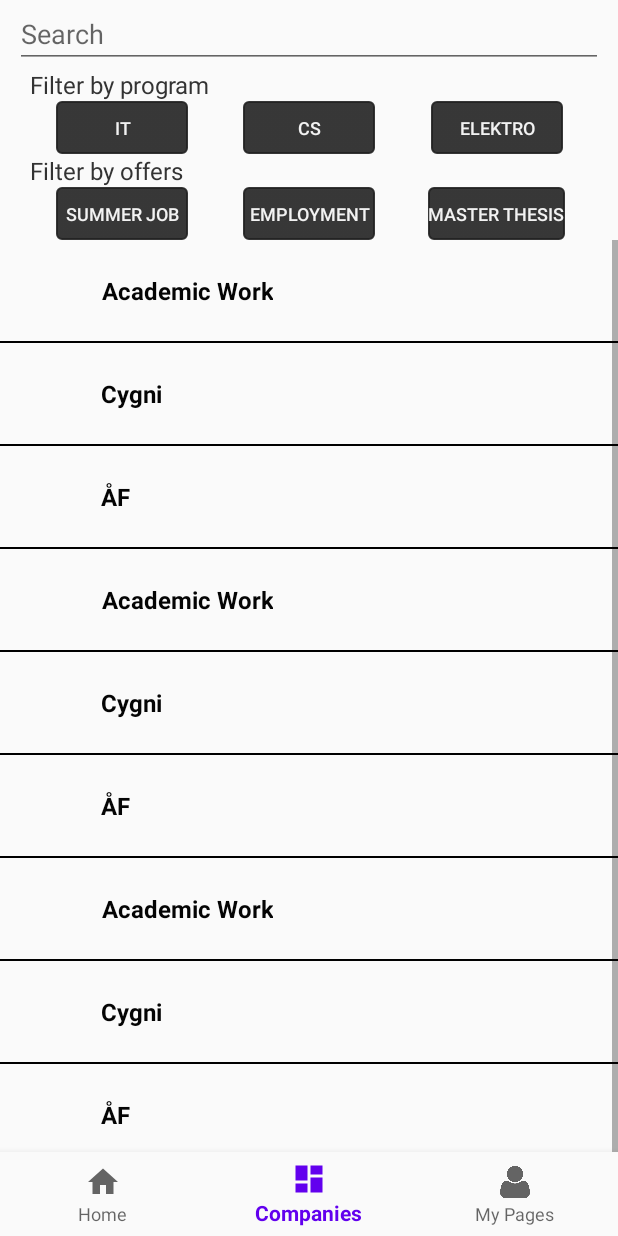
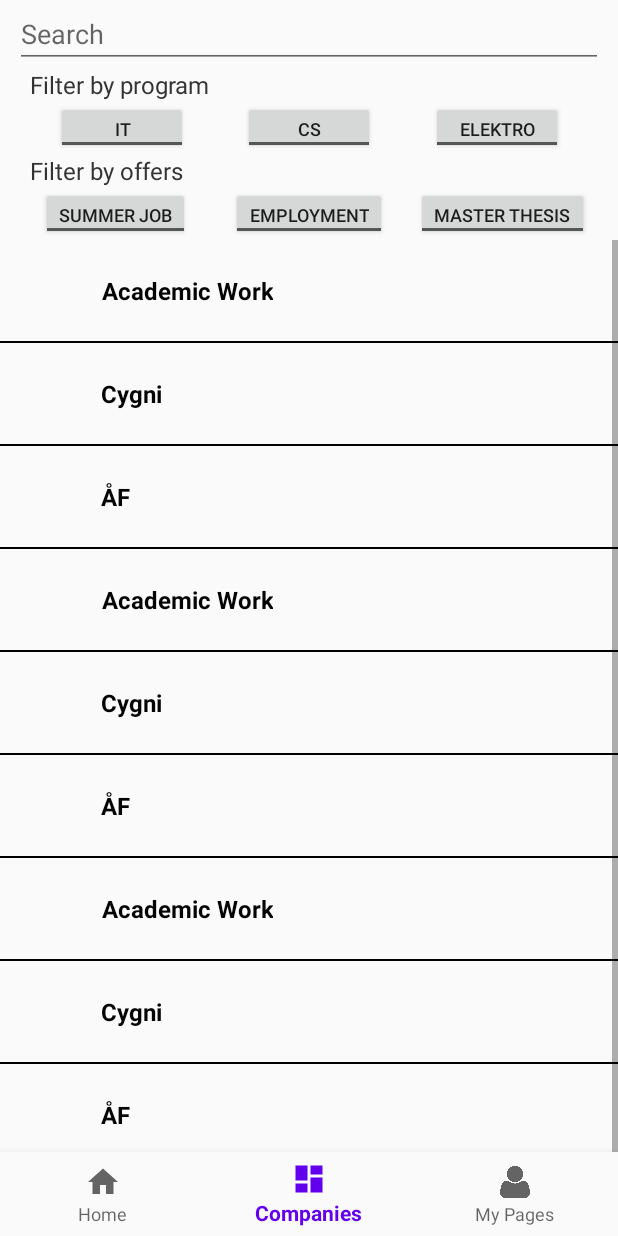
Before and after one commit to MSNMessinger/dat257-Grupp20, an Android app: the screen it shows after launch (MainActivity), item 2 of the bottom bar chosen, on a phone screen of 412 x 824 dp. Run offline under Robolectric (Android 15) with nearby library versions, the phone set to English and light mode, and no system bars; our stand-ins replace navigation-ui.

Commit message:
rmv color btn

```diff
--- a/DateIt/app/src/main/res/layout/fragment_dashboard.xml
+++ b/DateIt/app/src/main/res/layout/fragment_dashboard.xml
@@ -52,10 +52,7 @@
             android:textSize="12sp"
             app:layout_constraintEnd_toStartOf="@+id/toggleD"
             app:layout_constraintStart_toStartOf="parent"
-            app:layout_constraintTop_toBottomOf="@+id/textView7"
-            android:background="@drawable/button_background"
-            android:textColor="@color/TextColorLight"
-            android:textColorLink="@color/TextColorLight"/>
+            app:layout_constraintTop_toBottomOf="@+id/textView7" />
 
         <ToggleButton
             android:id="@+id/toggleSummer"
@@ -67,10 +64,7 @@
             android:textSize="12sp"
             app:layout_constraintEnd_toStartOf="@+id/toggleEmployment"
             app:layout_constraintStart_toStartOf="parent"
-            app:layout_constraintTop_toBottomOf="@+id/textView8"
-            android:background="@drawable/button_background"
-            android:textColor="@color/TextColorLight"
-            android:textColorLink="@color/TextColorLight"/>
+            app:layout_constraintTop_toBottomOf="@+id/textView8" />
 
         <ToggleButton
             android:id="@+id/toggleD"
@@ -82,10 +76,7 @@
             android:textSize="12sp"
             app:layout_constraintEnd_toEndOf="parent"
             app:layout_constraintStart_toStartOf="parent"
-            app:layout_constraintTop_toBottomOf="@+id/textView7"
-            android:background="@drawable/button_background"
-            android:textColor="@color/TextColorLight"
-            android:textColorLink="@color/TextColorLight"/>
+            app:layout_constraintTop_toBottomOf="@+id/textView7" />
 
         <TextView
             android:id="@+id/textView8"
@@ -108,10 +99,7 @@
             android:textSize="12sp"
             app:layout_constraintEnd_toEndOf="parent"
             app:layout_constraintStart_toStartOf="parent"
-            app:layout_constraintTop_toBottomOf="@+id/textView8"
-            android:background="@drawable/button_background"
-            android:textColor="@color/TextColorLight"
-            android:textColorLink="@color/TextColorLight"/>
+            app:layout_constraintTop_toBottomOf="@+id/textView8"/>
 
         <ToggleButton
             android:id="@+id/toggleE"
@@ -123,10 +111,7 @@
             android:textSize="12sp"
             app:layout_constraintEnd_toEndOf="parent"
             app:layout_constraintStart_toEndOf="@+id/toggleD"
-            app:layout_constraintTop_toBottomOf="@+id/textView7"
-            android:background="@drawable/button_background"
-            android:textColor="@color/TextColorLight"
-            android:textColorLink="@color/TextColorLight"/>
+            app:layout_constraintTop_toBottomOf="@+id/textView7" />
 
         <ToggleButton
             android:id="@+id/toggleMaster"
@@ -138,10 +123,7 @@
             android:textSize="12sp"
             app:layout_constraintEnd_toEndOf="parent"
             app:layout_constraintStart_toEndOf="@+id/toggleEmployment"
-            app:layout_constraintTop_toBottomOf="@+id/textView8"
-            android:background="@drawable/button_background"
-            android:textColor="@color/TextColorLight"
-            android:textColorLink="@color/TextColorLight"/>
+            app:layout_constraintTop_toBottomOf="@+id/textView8" />
     </androidx.constraintlayout.widget.ConstraintLayout>
 
     <LinearLayout
```
